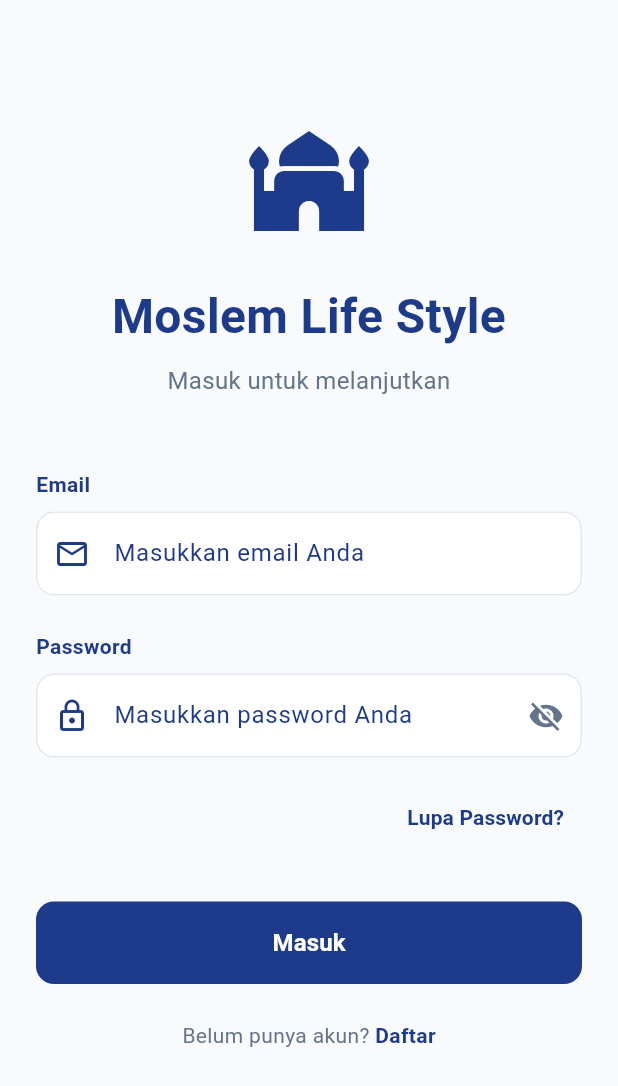
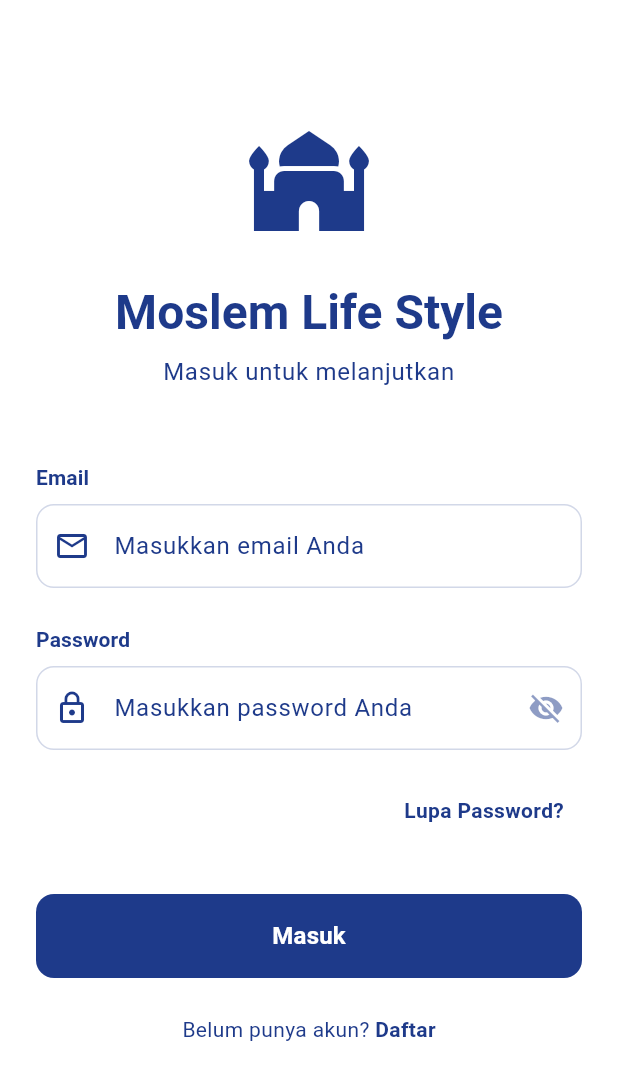
Before and after one commit to masumrpg/mls_flutter, a Flutter app: the AuthLoginPage screen opened by its route, on a phone screen of 412 x 824 dp. Shown: the top 1086 px of the screen. Run offline on Flutter 3.47's test engine with Material 3 defaults, Android fonts, the phone set to English and light mode, and no system bars; our stand-ins replace audioplayers, dio, drift, drift_flutter, envied, equatable and 17 more; missing offline and left inert: gal, workmanager; accounts and stored records are empty; generated files the repository leaves out were written again.

Commit message:
refactor: update login page to use theme data for colors and text styles instead of custom app constants.

```diff
--- a/lib/features/auth/ui/pages/auth_login_page.dart
+++ b/lib/features/auth/ui/pages/auth_login_page.dart
@@ -1,8 +1,6 @@
 import 'package:flutter/material.dart';
 import 'package:go_router/go_router.dart';
 import '../../../../routes/route_names.dart';
-import '../../../../core/theme/app_colors.dart';
-import '../../../../core/theme/app_typography.dart';
 
 class AuthLoginPage extends StatefulWidget {
   const AuthLoginPage({super.key});
@@ -25,8 +23,12 @@ class _AuthLoginPageState extends State<AuthLoginPage> {
 
   @override
   Widget build(BuildContext context) {
+    final td = Theme.of(context);
+    final cs = td.colorScheme;
+    final textTheme = td.textTheme;
+
     return Scaffold(
-      backgroundColor: AppColors.background,
+      backgroundColor: cs.surface,
       body: SafeArea(
         child: SingleChildScrollView(
           padding: const EdgeInsets.all(24.0),
@@ -38,13 +40,13 @@ class _AuthLoginPageState extends State<AuthLoginPage> {
               Icon(
                 Icons.mosque_rounded,
                 size: 80,
-                color: AppColors.primary,
+                color: cs.primary,
               ),
               const SizedBox(height: 24),
               Text(
                 'Moslem Life Style',
-                style: AppTypography.textTheme.headlineLarge?.copyWith(
-                  color: AppColors.primary,
+                style: textTheme.headlineLarge?.copyWith(
+                  color: cs.primary,
                   fontWeight: FontWeight.bold,
                 ),
                 textAlign: TextAlign.center,
@@ -52,8 +54,7 @@ class _AuthLoginPageState extends State<AuthLoginPage> {
               const SizedBox(height: 8),
               Text(
                 'Masuk untuk melanjutkan',
-                style: AppTypography.textTheme.bodyLarge?.copyWith(
-                  color: AppColors.grey,
+                style: textTheme.bodyLarge?.copyWith(color: cs.onSurface,
                 ),
                 textAlign: TextAlign.center,
               ),
@@ -62,7 +63,7 @@ class _AuthLoginPageState extends State<AuthLoginPage> {
               // Email Field
               Text(
                 'Email',
-                style: AppTypography.textTheme.titleSmall?.copyWith(
+                style: textTheme.titleSmall?.copyWith(
                   fontWeight: FontWeight.w600,
                 ),
               ),
@@ -75,18 +76,19 @@ class _AuthLoginPageState extends State<AuthLoginPage> {
                   prefixIcon: const Icon(Icons.email_outlined),
                   border: OutlineInputBorder(
                     borderRadius: BorderRadius.circular(12),
-                    borderSide: const BorderSide(color: AppColors.lightGrey),
                   ),
                   enabledBorder: OutlineInputBorder(
                     borderRadius: BorderRadius.circular(12),
-                    borderSide: const BorderSide(color: AppColors.lightGrey),
+                    borderSide: BorderSide(
+                      color: cs.onSurface.withValues(alpha: 0.2),
+                    ),
                   ),
                   focusedBorder: OutlineInputBorder(
                     borderRadius: BorderRadius.circular(12),
-                    borderSide: const BorderSide(color: AppColors.primary),
+                    borderSide: BorderSide(color: cs.primary),
                   ),
                   filled: true,
-                  fillColor: AppColors.white,
+                  fillColor: cs.surface,
                 ),
               ),
               const SizedBox(height: 24),
@@ -94,7 +96,7 @@ class _AuthLoginPageState extends State<AuthLoginPage> {
               // Password Field
               Text(
                 'Password',
-                style: AppTypography.textTheme.titleSmall?.copyWith(
+                style: textTheme.titleSmall?.copyWith(
                   fontWeight: FontWeight.w600,
                 ),
               ),
@@ -107,8 +109,10 @@ class _AuthLoginPageState extends State<AuthLoginPage> {
                   prefixIcon: const Icon(Icons.lock_outline),
                   suffixIcon: IconButton(
                     icon: Icon(
-                      _obscurePassword ? Icons.visibility_off : Icons.visibility,
-                      color: AppColors.grey,
+                      _obscurePassword
+                          ? Icons.visibility_off
+                          : Icons.visibility,
+                      color: cs.onSurface.withValues(alpha: 0.5),
                     ),
                     onPressed: () {
                       setState(() {
@@ -118,18 +122,19 @@ class _AuthLoginPageState extends State<AuthLoginPage> {
                   ),
                   border: OutlineInputBorder(
                     borderRadius: BorderRadius.circular(12),
-                    borderSide: const BorderSide(color: AppColors.lightGrey),
                   ),
                   enabledBorder: OutlineInputBorder(
                     borderRadius: BorderRadius.circular(12),
-                    borderSide: const BorderSide(color: AppColors.lightGrey),
+                    borderSide: BorderSide(
+                      color: cs.onSurface.withValues(alpha: 0.2),
+                    ),
                   ),
                   focusedBorder: OutlineInputBorder(
                     borderRadius: BorderRadius.circular(12),
-                    borderSide: const BorderSide(color: AppColors.primary),
+                    borderSide: BorderSide(color: cs.primary),
                   ),
                   filled: true,
-                  fillColor: AppColors.white,
+                  fillColor: cs.surface,
                 ),
               ),
               const SizedBox(height: 16),
@@ -143,8 +148,8 @@ class _AuthLoginPageState extends State<AuthLoginPage> {
                   },
                   child: Text(
                     'Lupa Password?',
-                    style: AppTypography.textTheme.bodyMedium?.copyWith(
-                      color: AppColors.primary,
+                    style: textTheme.bodyMedium?.copyWith(
+                      color: cs.primary,
                       fontWeight: FontWeight.w600,
                     ),
                   ),
@@ -159,8 +164,8 @@ class _AuthLoginPageState extends State<AuthLoginPage> {
                   context.go(RouteNames.dashboard);
                 },
                 style: ElevatedButton.styleFrom(
-                  backgroundColor: AppColors.primary,
-                  foregroundColor: AppColors.white,
+                  backgroundColor: cs.primary,
+                  foregroundColor: cs.onPrimary,
                   padding: const EdgeInsets.symmetric(vertical: 16),
                   shape: RoundedRectangleBorder(
                     borderRadius: BorderRadius.circular(12),
@@ -169,9 +174,9 @@ class _AuthLoginPageState extends State<AuthLoginPage> {
                 ),
                 child: Text(
                   'Masuk',
-                  style: AppTypography.textTheme.titleMedium?.copyWith(
+                  style: textTheme.titleMedium?.copyWith(
                     fontWeight: FontWeight.bold,
-                    color: AppColors.white, // Ensure it's explicitly white
+                    color: cs.onPrimary,
                   ),
                 ),
               ),
@@ -183,8 +188,7 @@ class _AuthLoginPageState extends State<AuthLoginPage> {
                 children: [
                   Text(
                     'Belum punya akun? ',
-                    style: AppTypography.textTheme.bodyMedium?.copyWith(
-                      color: AppColors.grey,
+                    style: textTheme.bodyMedium?.copyWith(color: cs.onSurface,
                     ),
                   ),
                   GestureDetector(
@@ -193,8 +197,8 @@ class _AuthLoginPageState extends State<AuthLoginPage> {
                     },
                     child: Text(
                       'Daftar',
-                      style: AppTypography.textTheme.bodyMedium?.copyWith(
-                        color: AppColors.primary,
+                      style: textTheme.bodyMedium?.copyWith(
+                        color: cs.primary,
                         fontWeight: FontWeight.bold,
                       ),
                     ),
```
